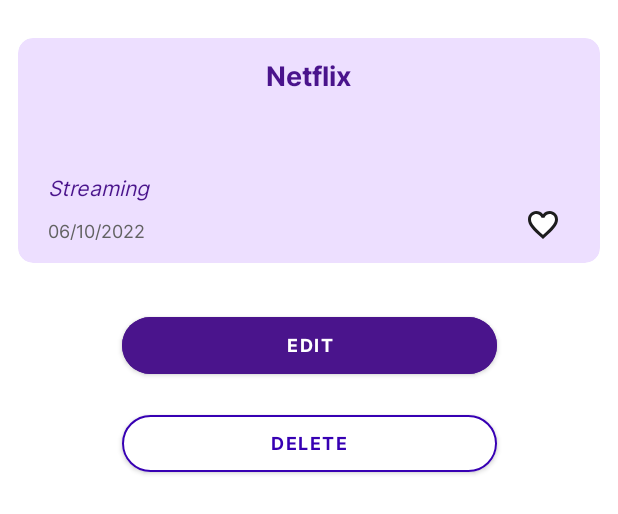
After one commit to wilkison-silva/password-keeper, an Android app: the layout dialog_view_image.xml on its own in the app's theme, with its tools: preview values and no code run, on a phone screen of 412 x 824 dp. The commit adds this screen. Shown: the top 514 px of the screen. Run offline under Robolectric (Android 15) with nearby library versions, the phone set to English and light mode, and no system bars.

Commit message:
feat: criando dialog para visualizar card

```diff
--- /dev/null
+++ b/app/src/main/res/layout/dialog_view_image.xml
@@ -0,0 +1,99 @@
+<?xml version="1.0" encoding="utf-8"?>
+<androidx.constraintlayout.widget.ConstraintLayout xmlns:android="http://schemas.android.com/apk/res/android"
+    xmlns:app="http://schemas.android.com/apk/res-auto"
+    xmlns:tools="http://schemas.android.com/tools"
+    android:layout_width="match_parent"
+    android:layout_height="match_parent">
+
+    <androidx.constraintlayout.widget.ConstraintLayout
+        android:layout_width="match_parent"
+        android:layout_height="match_parent">
+
+        <androidx.cardview.widget.CardView
+            android:id="@+id/cardViewImageCard"
+            android:layout_width="0dp"
+            android:layout_height="150dp"
+            android:layout_marginStart="12dp"
+            android:layout_marginTop="25dp"
+            android:layout_marginEnd="12dp"
+            app:cardBackgroundColor="@color/purple_dialog"
+            app:cardCornerRadius="10dp"
+            app:layout_constraintEnd_toEndOf="parent"
+            app:layout_constraintStart_toStartOf="parent"
+            app:layout_constraintTop_toTopOf="parent">
+
+            <TextView
+                android:layout_width="match_parent"
+                android:layout_height="wrap_content"
+                android:layout_marginTop="12dp"
+                android:fontFamily="@font/inter_bold"
+                android:textAlignment="center"
+                android:textColor="@color/purple"
+                android:textSize="18sp"
+                tools:text="Netflix" />
+
+            <TextView
+                android:layout_width="match_parent"
+                android:layout_height="wrap_content"
+                android:layout_marginStart="20dp"
+                android:fontFamily="@font/inter_regular"
+                android:paddingTop="90dp"
+                android:textColor="@color/purple"
+                android:textSize="14sp"
+                android:textStyle="italic"
+                tools:text="Streaming" />
+
+            <TextView
+                android:layout_width="221dp"
+                android:layout_height="wrap_content"
+                android:layout_marginStart="20dp"
+                android:fontFamily="@font/inter_regular"
+                android:paddingTop="120dp"
+                android:textColor="@color/gray_date"
+                android:textSize="12sp"
+                tools:text="06/10/2022" />
+
+            <ImageView
+                android:layout_width="wrap_content"
+                android:layout_height="match_parent"
+                android:layout_marginStart="340dp"
+                android:paddingTop="100dp"
+                android:src="@drawable/ic_heart_empty" />
+
+        </androidx.cardview.widget.CardView>
+
+        <com.google.android.material.button.MaterialButton
+            android:id="@+id/buttonEdit"
+            android:layout_width="250dp"
+            android:layout_height="50dp"
+            android:layout_marginTop="30dp"
+            android:backgroundTint="@color/purple"
+            android:fontFamily="@font/inter_bold"
+            android:text="@string/edit"
+            android:textColor="@color/white"
+            android:textSize="12sp"
+            app:cornerRadius="30dp"
+            app:layout_constraintEnd_toEndOf="parent"
+            app:layout_constraintStart_toStartOf="parent"
+            app:layout_constraintTop_toBottomOf="@+id/cardViewImageCard" />
+
+        <com.google.android.material.button.MaterialButton
+            android:id="@+id/buttonDelete"
+            android:layout_width="250dp"
+            android:layout_height="50dp"
+            android:layout_marginTop="15dp"
+            android:backgroundTint="@color/white"
+            android:fontFamily="@font/inter_bold"
+            android:text="Delete"
+            android:textColor="@color/purple_700"
+            android:textSize="12sp"
+            app:cornerRadius="30dp"
+            app:layout_constraintEnd_toEndOf="parent"
+            app:layout_constraintStart_toStartOf="parent"
+            app:layout_constraintTop_toBottomOf="@id/buttonEdit"
+            app:strokeColor="@color/purple_700"
+            app:strokeWidth="1dp" />
+
+    </androidx.constraintlayout.widget.ConstraintLayout>
+
+</androidx.constraintlayout.widget.ConstraintLayout>
--- a/app/src/main/res/values/colors.xml
+++ b/app/src/main/res/values/colors.xml
@@ -13,5 +13,8 @@
     <color name="gray_dark">#7D7D7D</color>
     <color name="green">#03AD00</color>
     <color name="red">#FF0000</color>
-    <color name="purple_bottom_back"> #4DFFFFFF</color>
+    <color name="purple_bottom_back">#4DFFFFFF</color>
+    <color name="purple_dialog_view_image">#EDDFFF</color>
+    <color name="gray_date">#626262</color>
+    <color name="purple_dialog">#EDDFFF</color>
 </resources>
--- a/app/src/main/res/values/strings.xml
+++ b/app/src/main/res/values/strings.xml
@@ -87,4 +87,5 @@
     <string name="unknown_category">Unkown Category</string>
     <string name="sort_by">Sort by:</string>
     <string name="date">Date</string>
+    <string name="edit">Edit</string>
 </resources>
```
Also changed, not shown: 1 other file.
